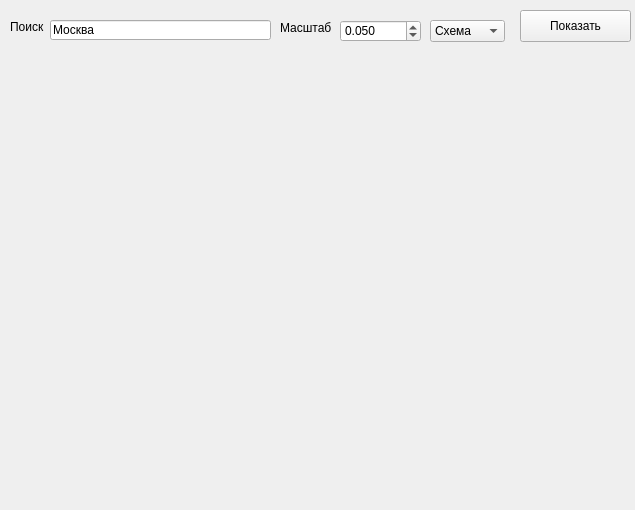
Before: the Qt Designer form qt.ui in Hotabuchic/apimap, drawn with Qt 5.
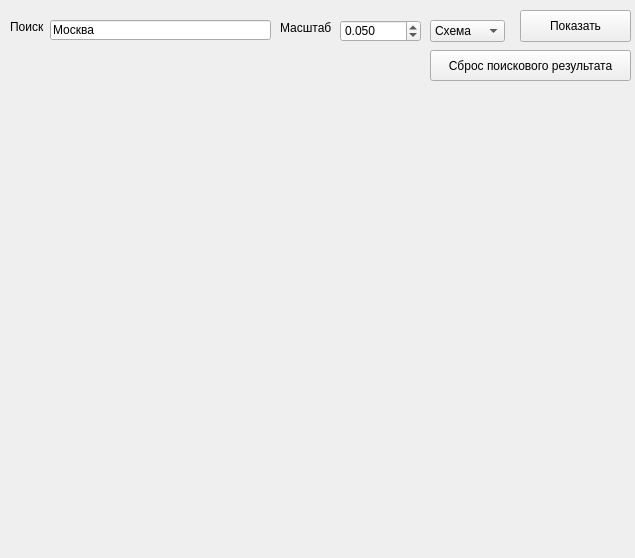
After: the same form once the commit is applied.

Commit message: seventh task

```diff
--- a/qt.ui
+++ b/qt.ui
@@ -7,7 +7,7 @@
     <x>0</x>
     <y>0</y>
     <width>635</width>
-    <height>510</height>
+    <height>558</height>
    </rect>
   </property>
   <property name="windowTitle">
@@ -17,7 +17,7 @@
    <property name="geometry">
     <rect>
      <x>10</x>
-     <y>50</y>
+     <y>100</y>
      <width>621</width>
      <height>450</height>
     </rect>
@@ -128,6 +128,19 @@
     <string>Москва</string>
    </property>
   </widget>
+  <widget class="QPushButton" name="cancel">
+   <property name="geometry">
+    <rect>
+     <x>430</x>
+     <y>50</y>
+     <width>201</width>
+     <height>31</height>
+    </rect>
+   </property>
+   <property name="text">
+    <string>Сброс поискового результата</string>
+   </property>
+  </widget>
  </widget>
  <resources/>
  <connections/>
```
Left out of the diff: 4 changed lines with no effect on the pictures. The commit also changes 1 other file.
